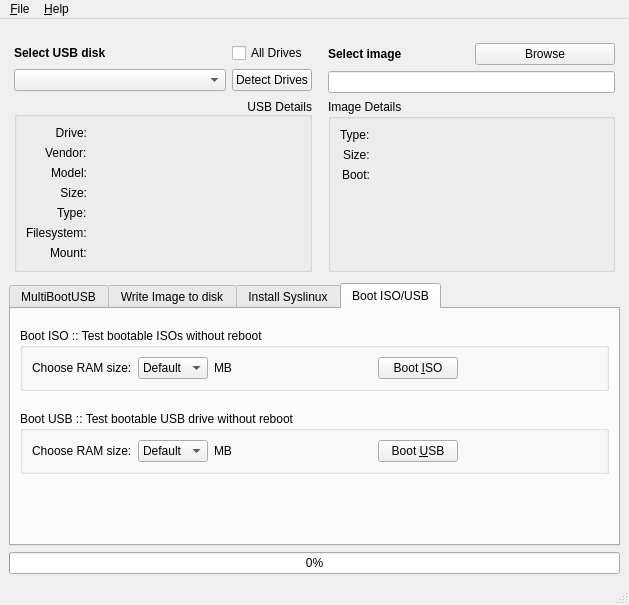
Qt form scripts/gui/multibootusb.ui (mbusb/multibootusb) before a commit.
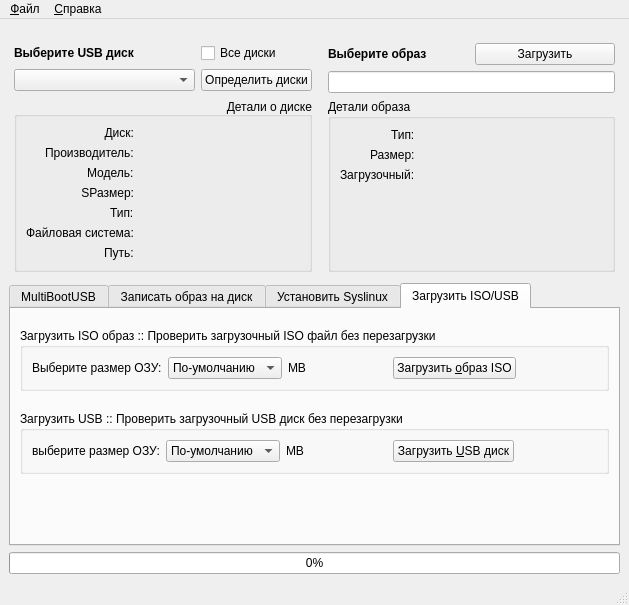
The same form after that commit. The open tabs and pages were chosen to show the change. Icons and pictures are not drawn.

Commit message:
Translating GUI to russian
Now strings only

```diff
--- a/scripts/gui/multibootusb.ui
+++ b/scripts/gui/multibootusb.ui
@@ -57,7 +57,7 @@
              </size>
             </property>
             <property name="text">
-             <string>&lt;b&gt;Select USB disk&lt;/b&gt;</string>
+             <string>&lt;b&gt;Выберите USB диск&lt;/b&gt;</string>
             </property>
            </widget>
           </item>
@@ -67,21 +67,21 @@
           <item row="1" column="3">
            <widget class="QPushButton" name="button_detect_drives">
             <property name="text">
-             <string>Detect Drives</string>
+             <string>Определить диски</string>
             </property>
            </widget>
           </item>
           <item row="0" column="3">
            <widget class="QCheckBox" name="checkbox_all_drives">
             <property name="text">
-             <string>All Drives</string>
+             <string>Все диски</string>
             </property>
            </widget>
           </item>
           <item row="3" column="0" colspan="4">
            <widget class="QGroupBox" name="group_usb_details">
             <property name="title">
-             <string>USB Details</string>
+             <string>Детали о диске</string>
             </property>
             <property name="alignment">
              <set>Qt::AlignBottom|Qt::AlignRight|Qt::AlignTrailing</set>
@@ -99,7 +99,7 @@
              <item row="0" column="0">
               <widget class="QLabel" name="label_usb_dev">
                <property name="text">
-                <string>Drive:</string>
+                <string>Диск:</string>
                </property>
                <property name="alignment">
                 <set>Qt::AlignRight|Qt::AlignTrailing|Qt::AlignVCenter</set>
@@ -116,7 +116,7 @@
              <item row="1" column="0">
               <widget class="QLabel" name="label_usb_vendor">
                <property name="text">
-                <string>Vendor:</string>
+                <string>Производитель:</string>
                </property>
               </widget>
              </item>
@@ -130,7 +130,7 @@
              <item row="2" column="0">
               <widget class="QLabel" name="label_usb_model">
                <property name="text">
-                <string>Model:</string>
+                <string>Модель:</string>
                </property>
               </widget>
              </item>
@@ -147,7 +147,7 @@
                 <enum>QFrame::NoFrame</enum>
                </property>
                <property name="text">
-                <string>Size:</string>
+                <string>SРазмер:</string>
                </property>
                <property name="alignment">
                 <set>Qt::AlignRight|Qt::AlignTrailing|Qt::AlignVCenter</set>
@@ -164,7 +164,7 @@
              <item row="6" column="0">
               <widget class="QLabel" name="label_usb_mount">
                <property name="text">
-                <string>Mount:</string>
+                <string>Путь:</string>
                </property>
               </widget>
              </item>
@@ -178,7 +178,7 @@
              <item row="4" column="0">
               <widget class="QLabel" name="label_usb_type">
                <property name="text">
-                <string>Type:</string>
+                <string>Тип:</string>
                </property>
               </widget>
              </item>
@@ -192,7 +192,7 @@
              <item row="5" column="0">
               <widget class="QLabel" name="label_usb_fs">
                <property name="text">
-                <string>Filesystem:</string>
+                <string>Файловая система:</string>
                </property>
               </widget>
              </item>
@@ -219,7 +219,7 @@
           <item row="2" column="0" colspan="2">
            <widget class="QGroupBox" name="image_details_group">
             <property name="title">
-             <string>Image Details</string>
+             <string>Детали образа</string>
             </property>
             <layout class="QFormLayout" name="formLayout_2">
              <property name="labelAlignment">
@@ -228,7 +228,7 @@
              <item row="0" column="0">
               <widget class="QLabel" name="label_image_type">
                <property name="text">
-                <string>Type:</string>
+                <string>Тип:</string>
                </property>
               </widget>
              </item>
@@ -242,7 +242,7 @@
              <item row="1" column="0">
               <widget class="QLabel" name="label_image_size">
                <property name="text">
-                <string>Size:</string>
+                <string>Размер:</string>
                </property>
               </widget>
              </item>
@@ -256,7 +256,7 @@
              <item row="2" column="0">
               <widget class="QLabel" name="label_image_bootable">
                <property name="text">
-                <string>Boot:</string>
+                <string>Загрузочный:</string>
                </property>
               </widget>
              </item>
@@ -273,7 +273,7 @@
           <item row="0" column="1">
            <widget class="QPushButton" name="button_browse_image">
             <property name="text">
-             <string>Browse</string>
+             <string>Загрузить</string>
             </property>
             <property name="checkable">
              <bool>false</bool>
@@ -286,7 +286,7 @@
           <item row="0" column="0">
            <widget class="QLabel" name="label_select_image">
             <property name="text">
-             <string>&lt;b&gt;Select image&lt;/b&gt;</string>
+             <string>&lt;b&gt;Выберите образ&lt;/b&gt;</string>
             </property>
            </widget>
           </item>
@@ -454,7 +454,7 @@
         <bool>true</bool>
        </property>
        <attribute name="title">
-        <string>Write Image to disk</string>
+        <string>Записать образ на диск</string>
        </attribute>
        <layout class="QHBoxLayout" name="horizontalLayout_7">
         <property name="leftMargin">
@@ -596,7 +596,7 @@
       </widget>
       <widget class="QWidget" name="tab_syslinux">
        <attribute name="title">
-        <string>Install Syslinux</string>
+        <string>Установить Syslinux</string>
        </attribute>
        <layout class="QHBoxLayout" name="horizontalLayout_3">
         <item>
@@ -726,7 +726,7 @@
       </widget>
       <widget class="QWidget" name="tab_testboot">
        <attribute name="title">
-        <string>Boot ISO/USB</string>
+        <string>Загрузить ISO/USB</string>
        </attribute>
        <layout class="QVBoxLayout" name="verticalLayout_2">
         <item>
@@ -743,7 +743,7 @@
              <string notr="true"/>
             </property>
             <property name="title">
-             <string>Boot USB :: Test bootable USB drive without reboot</string>
+             <string>Загрузить USB :: Проверить загрузочный USB диск без перезагрузки</string>
             </property>
             <layout class="QVBoxLayout" name="verticalLayout_4">
              <item>
@@ -752,7 +752,7 @@
                 <widget class="QComboBox" name="combo_usb_boot_ram">
                  <item>
                   <property name="text">
-                   <string>Default</string>
+                   <string>По-умолчанию</string>
                   </property>
                  </item>
                  <item>
@@ -785,7 +785,7 @@
                <item row="0" column="0">
                 <widget class="QLabel" name="label_4">
                  <property name="text">
-                  <string>Choose RAM size:</string>
+                  <string>выберите размер ОЗУ:</string>
                  </property>
                 </widget>
                </item>
@@ -805,7 +805,7 @@
                <item row="0" column="4">
                 <widget class="QPushButton" name="boot_usb_qemu">
                  <property name="text">
-                  <string>Boot &amp;USB</string>
+                  <string>Загрузить &amp;USB диск</string>
                  </property>
                 </widget>
                </item>
@@ -837,7 +837,7 @@
           <item row="0" column="0">
            <widget class="QGroupBox" name="groupBox_5">
             <property name="title">
-             <string>Boot ISO :: Test bootable ISOs without reboot</string>
+             <string>Загрузить ISO образ :: Проверить загрузочный ISO файл без перезагрузки</string>
             </property>
             <layout class="QVBoxLayout" name="verticalLayout_3">
              <item>
@@ -845,14 +845,14 @@
                <item row="0" column="0">
                 <widget class="QLabel" name="label_3">
                  <property name="text">
-                  <string>Choose RAM size:</string>
+                  <string>Выберите размер ОЗУ:</string>
                  </property>
                 </widget>
                </item>
                <item row="0" column="4">
                 <widget class="QPushButton" name="boot_iso_qemu">
                  <property name="text">
-                  <string>Boot &amp;ISO</string>
+                  <string>Загрузить &amp;образ ISO</string>
                  </property>
                 </widget>
                </item>
@@ -873,7 +873,7 @@
                 <widget class="QComboBox" name="combo_iso_boot_ram">
                  <item>
                   <property name="text">
-                   <string>Default</string>
+                   <string>По-умолчанию</string>
                   </property>
                  </item>
                  <item>
@@ -973,13 +973,13 @@
    </property>
    <widget class="QMenu" name="menuFile">
     <property name="title">
-     <string>&amp;File</string>
+     <string>&amp;Файл</string>
     </property>
     <addaction name="action_Quit"/>
    </widget>
    <widget class="QMenu" name="menu_Help">
     <property name="title">
-     <string>&amp;Help</string>
+     <string>&amp;Справка</string>
     </property>
     <addaction name="action_About"/>
    </widget>
```
Left out of the diff: 24 changed lines with no effect on the pictures.
